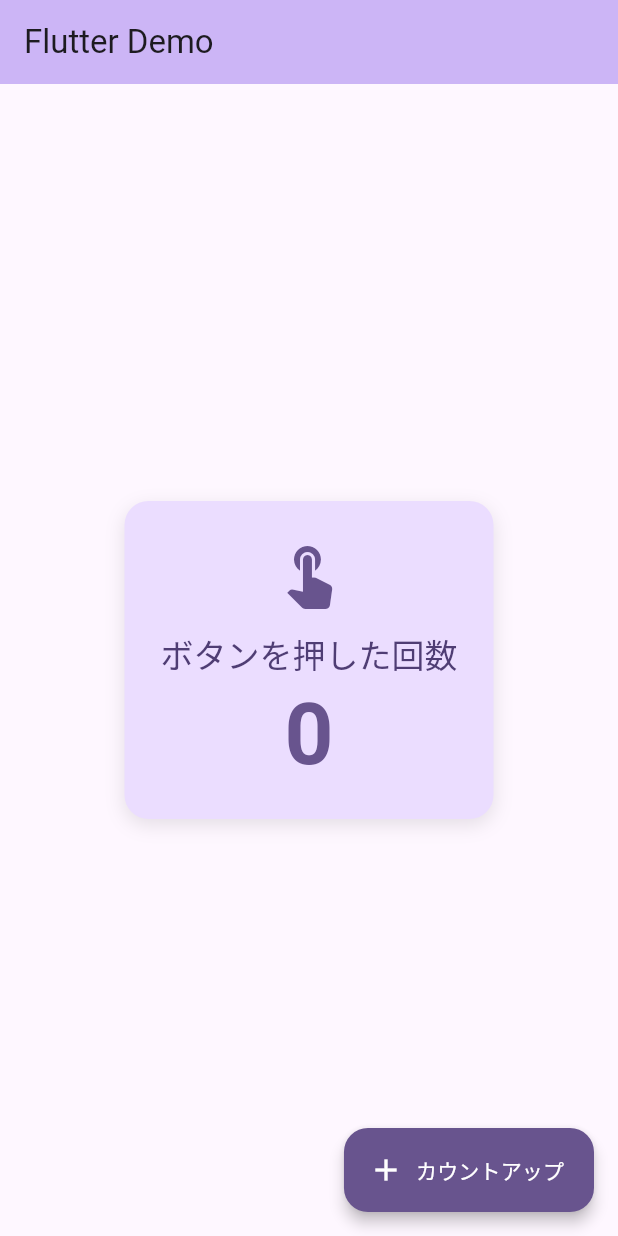
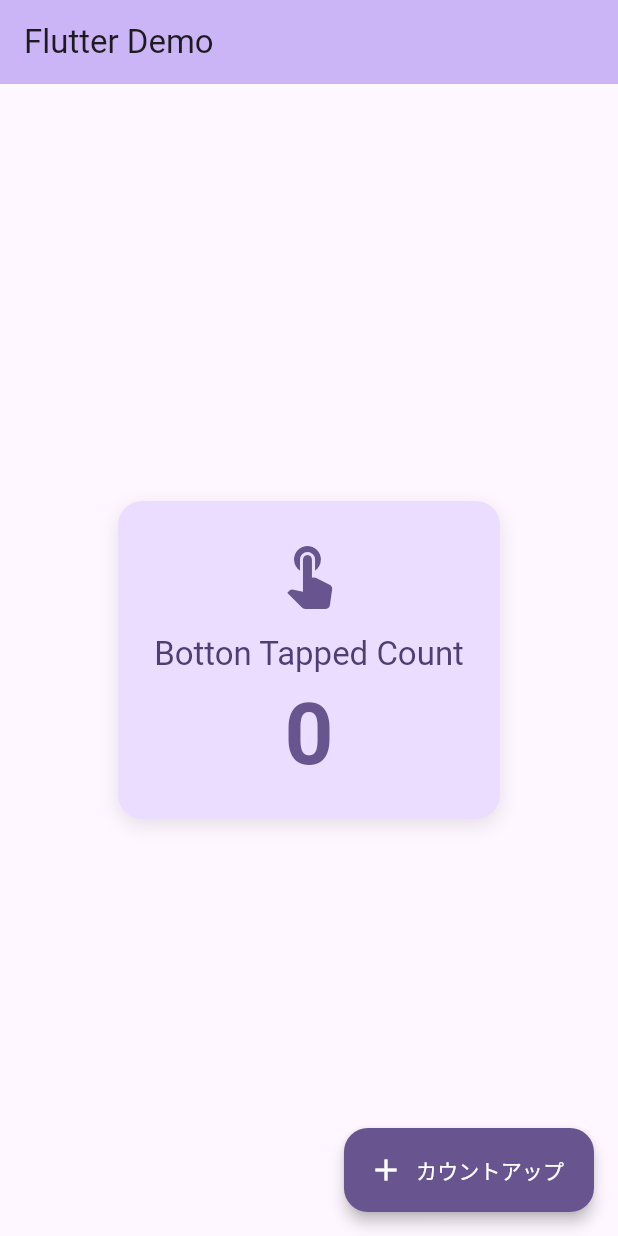
Before and after one commit to Koichi5/cursor_agent_sample, a Flutter app: the screen it shows after launch, on a phone screen of 412 x 824 dp. Run offline on Flutter 3.47's test engine with Material 3 defaults, Android fonts, the phone set to English and light mode, and no system bars.

Commit message:
fix: Edit my home page text

```diff
--- a/lib/views/my_home_page/my_home_page.dart
+++ b/lib/views/my_home_page/my_home_page.dart
@@ -53,7 +53,7 @@ class _MyHomePageState extends State<MyHomePage> {
                   ),
                   const SizedBox(height: 16),
                   Text(
-                    'ボタンを押した回数',
+                    'Botton Tapped Count',
                     style: theme.textTheme.titleLarge?.copyWith(
                       color: theme.colorScheme.onPrimaryContainer,
                     ),
```
